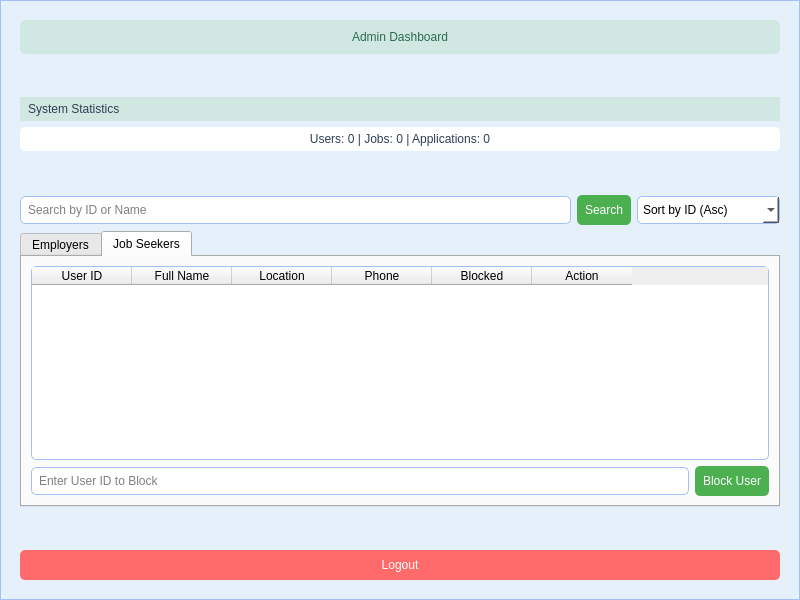
Before: the Qt Designer form gui/dashboard_admin.ui in getabalewKemaw/JobConnectEthiopia, drawn with Qt 5.
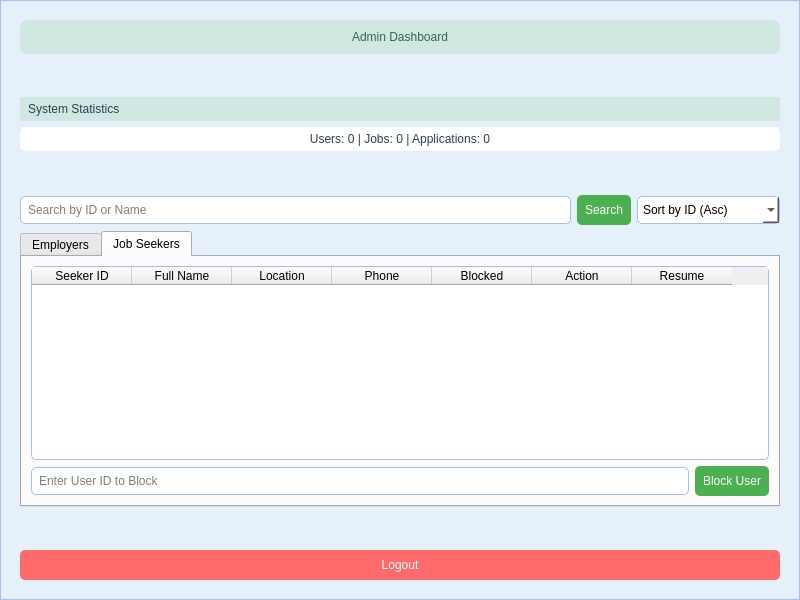
After: the same form once the commit is applied.

```diff
--- a/gui/dashboard_admin.ui
+++ b/gui/dashboard_admin.ui
@@ -75,10 +75,10 @@
      <widget class="QLabel" name="titleLabel">
       <property name="styleSheet">
        <string notr="true">
-        font: bold 24px &quot;Arial&quot;;
+        font: bold 24px "Arial";
         color: #2D6A4F; /* Rich green for title */
         background-color: #D1E8E2; /* Soft green background */
-        border-radius: 5px;
+        border-radius: 7px;
         padding: 10px;
        </string>
       </property>
@@ -288,11 +288,11 @@
         <item>
          <widget class="QTableWidget" name="jobSeekerTable">
           <property name="columnCount">
-           <number>6</number>
+           <number>7</number>
           </property>
           <column>
            <property name="text">
-            <string>User ID</string>
+            <string>Seeker ID</string>
            </property>
           </column>
           <column>
@@ -320,6 +320,11 @@
             <string>Action</string>
            </property>
           </column>
+          <column>
+           <property name="text">
+            <string>Resume</string>
+           </property>
+          </column>
          </widget>
         </item>
         <item>
```
Left out of the diff: 23 changed lines with no effect on the pictures.
